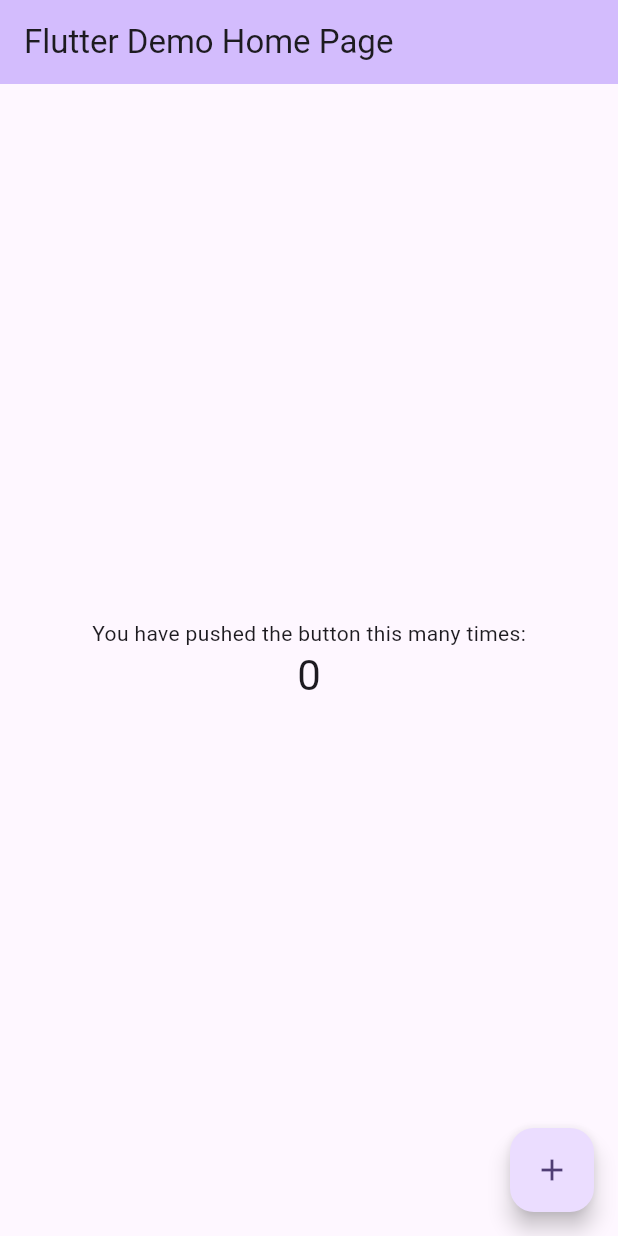
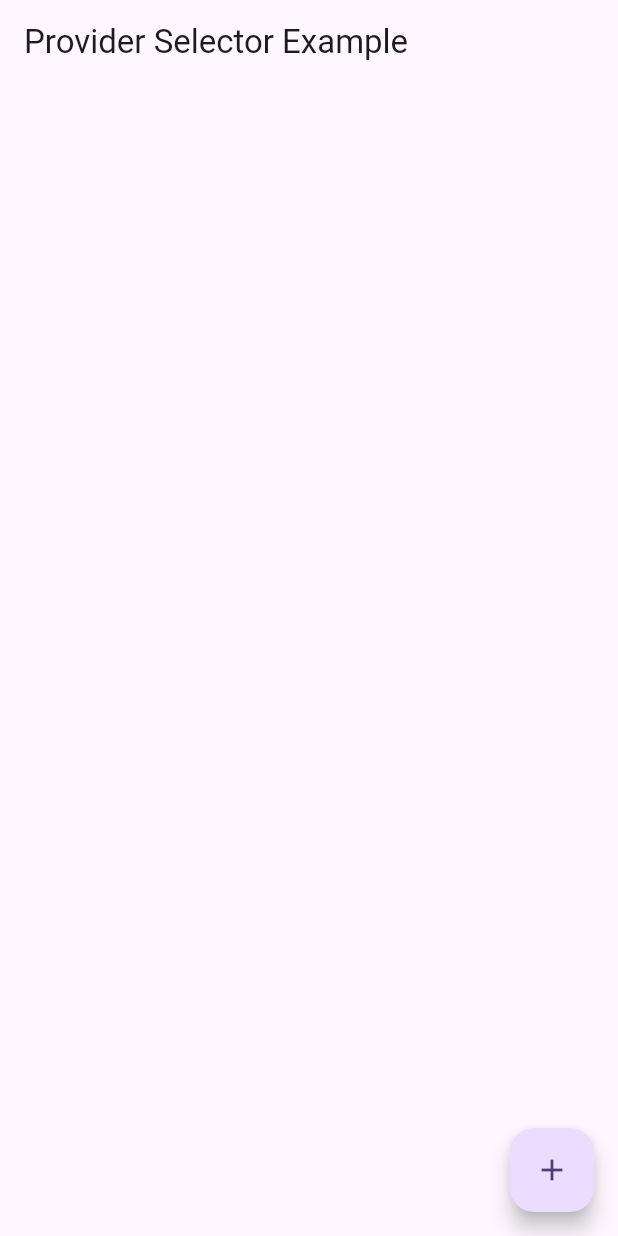
Before and after one commit to KrittapatBigC/test_m1, a Flutter app: the screen it shows after launch, on a phone screen of 412 x 824 dp. Run offline on Flutter 3.47's test engine with Material 2 defaults, Android fonts, the phone set to English and light mode, and no system bars; our stand-ins replace flutter_dotenv; missing offline and left inert: auth_module.

Commit message:
disable provider

```diff
--- a/lib/main.dart
+++ b/lib/main.dart
@@ -1,5 +1,8 @@
 import 'package:flutter/material.dart';
 import 'package:module_1/module_1.dart';
+import 'package:module_1/test1_page.dart';
+
+import 'base_muti_provider.dart';
 
 void main() {
   runApp(const MyApp());
@@ -32,7 +35,8 @@ class MyApp extends StatelessWidget {
         colorScheme: ColorScheme.fromSeed(seedColor: Colors.deepPurple),
         useMaterial3: true,
       ),
-      home: const MyHomePage(title: 'Flutter Demo Home Page'),
+      home: Test1Page(),
+      // home: const MyHomePage(title: 'Flutter Demo Home Page'),
     );
   }
 }
--- /dev/null
+++ b/lib/test1_page.dart
@@ -0,0 +1,33 @@
+import 'package:flutter/cupertino.dart';
+import 'package:flutter/material.dart';
+import 'package:module_1/test1_provider.dart';
+import 'package:provider/provider.dart';
+
+class Test1Page extends StatelessWidget {
+  @override
+  Widget build(BuildContext context) {
+    return Scaffold(
+      appBar: AppBar(
+        title: Text('Provider Selector Example'),
+      ),
+      body: true ? Container() : Center(
+        // Using Selector to listen to a particular part of the model
+        child: Selector<Counter, int>(
+          selector: (_, counter) => counter.count,
+          builder: (_, count, __) => Text(
+            'You clicked the button $count times',
+            style: Theme.of(context).textTheme.headline4,
+          ),
+        ),
+      ),
+      floatingActionButton: FloatingActionButton(
+        onPressed: () {
+          // Using Provider.of<T>(context, listen: false) to call a method on the model
+          Provider.of<Counter>(context, listen: false).increment();
+        },
+        tooltip: 'Increment',
+        child: Icon(Icons.add),
+      ),
+    );
+  }
+}
--- /dev/null
+++ b/lib/test1_provider.dart
@@ -0,0 +1,12 @@
+import 'package:flutter/material.dart';
+
+class Counter with ChangeNotifier {
+  int _count = 0;
+
+  int get count => _count;
+
+  void increment() {
+    _count++;
+    notifyListeners(); // Notifies all the listeners of the change.
+  }
+}
--- a/pubspec.yaml
+++ b/pubspec.yaml
@@ -15,6 +15,7 @@ dependencies:
     git:
       url: https://github.com/KrittapatBigC/test_auth.git
   flutter_dotenv: ^5.1.0
+  provider: ^6.0.5
 
 dev_dependencies:
   flutter_test:
```
Also changed, not shown: lib/base_muti_provider.dart (added, +17 -0 lines).
